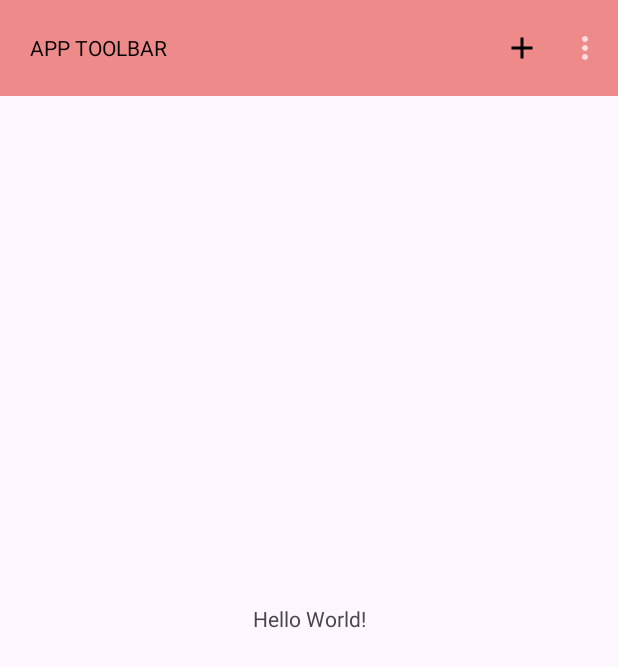
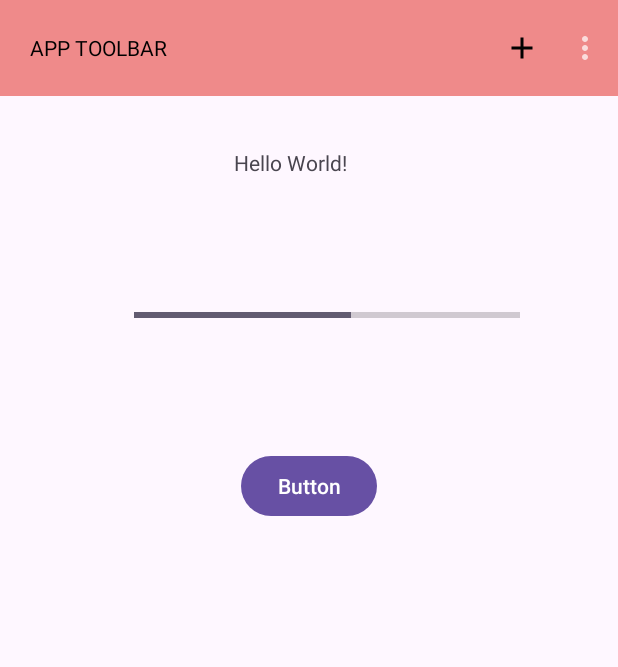
Before and after one commit to GabyValladares/ObjetosL-gicosExposicionesMovil, an Android app: the screen it shows after launch (MainActivity), after a tap on "OPC 1", on a phone screen of 412 x 824 dp. Shown: the top 667 px of the screen. Run offline under Robolectric (Android 15) with nearby library versions, the phone set to English and light mode, and no system bars; 1 other tap on this screen came first.

Commit message:
Integracion de ProgressBar de Almeida todo bien

```diff
--- a/app/src/main/java/com/ggvc/practicaobjetoslogicosmoviliipa2023/MainActivity.java
+++ b/app/src/main/java/com/ggvc/practicaobjetoslogicosmoviliipa2023/MainActivity.java
@@ -4,25 +4,68 @@ import androidx.appcompat.app.AppCompatActivity;
 import androidx.appcompat.widget.Toolbar;
 
 import android.os.Bundle;
+import android.os.Handler;
 import android.view.Menu;
 import android.view.MenuInflater;
+import android.view.View;
+import android.widget.Button;
+import android.widget.ProgressBar;
 
 public class MainActivity extends AppCompatActivity {
     private Toolbar toolbar1;
+
+    // ProgressBar
+    private ProgressBar progressBar;
+    private Button startButton;
+    private int progressStatus = 0;
+    private Handler handler = new Handler();
 
     @Override
     protected void onCreate(Bundle savedInstanceState) {
         super.onCreate(savedInstanceState);
         setContentView(R.layout.activity_main);
-        toolbar1=findViewById(R.id.toolbar);
+        toolbar1 = findViewById(R.id.toolbar);
         setSupportActionBar(toolbar1);
 
+        // ProgressBar
+        progressBar = findViewById(R.id.progressBar);
+        startButton = findViewById(R.id.startButton);
+
+        startButton.setOnClickListener(new View.OnClickListener() {
+            @Override
+            public void onClick(View view) {
+                // Inicia un hilo para simular un proceso en segundo plano
+                new Thread(new Runnable() {
+                    public void run() {
+
+                        // Lógica para simular el progreso...
+                        while (progressStatus < 100) {
+                            progressStatus += 1;
+
+                            // Actualiza la barra de progreso en el hilo principal
+                            handler.post(new Runnable() {
+                                public void run() {
+                                    progressBar.setProgress(progressStatus);
+                                }
+                            });
+
+                            try {
+                                // Agrega una pequeña pausa para simular el progreso
+                                Thread.sleep(50);
+                            } catch (InterruptedException e) {
+                                e.printStackTrace();
+                            }
+                        }
+                    }
+                }).start();
+            }
+        });
     }
 
     @Override
     public boolean onCreateOptionsMenu(Menu menu) {
-        MenuInflater inflater=getMenuInflater();
-        inflater.inflate(R.menu.menu,menu);
+        MenuInflater inflater = getMenuInflater();
+        inflater.inflate(R.menu.menu, menu);
         return true;
     }
 }
--- a/app/src/main/res/layout/activity_main.xml
+++ b/app/src/main/res/layout/activity_main.xml
@@ -12,8 +12,34 @@
         android:text="Hello World!"
         app:layout_constraintBottom_toBottomOf="parent"
         app:layout_constraintEnd_toEndOf="parent"
+        app:layout_constraintHorizontal_bias="0.464"
         app:layout_constraintStart_toStartOf="parent"
-        app:layout_constraintTop_toTopOf="parent" />
+        app:layout_constraintTop_toTopOf="parent"
+        app:layout_constraintVertical_bias="0.123" />
+
     <include layout="@layout/toolbar"/>
 
+    <ProgressBar
+        android:id="@+id/progressBar"
+        style="?android:attr/progressBarStyleHorizontal"
+        android:layout_width="257dp"
+        android:layout_height="35dp"
+        app:layout_constraintBottom_toBottomOf="parent"
+        app:layout_constraintEnd_toEndOf="parent"
+        app:layout_constraintHorizontal_bias="0.577"
+        app:layout_constraintStart_toStartOf="parent"
+        app:layout_constraintTop_toTopOf="parent"
+        app:layout_constraintVertical_bias="0.244" />
+
+    <Button
+        android:id="@+id/startButton"
+        android:layout_width="wrap_content"
+        android:layout_height="wrap_content"
+        android:text="Button"
+        app:layout_constraintBottom_toBottomOf="parent"
+        app:layout_constraintEnd_toEndOf="parent"
+        app:layout_constraintStart_toStartOf="parent"
+        app:layout_constraintTop_toTopOf="parent"
+        app:layout_constraintVertical_bias="0.387" />
+
 </androidx.constraintlayout.widget.ConstraintLayout>
```
